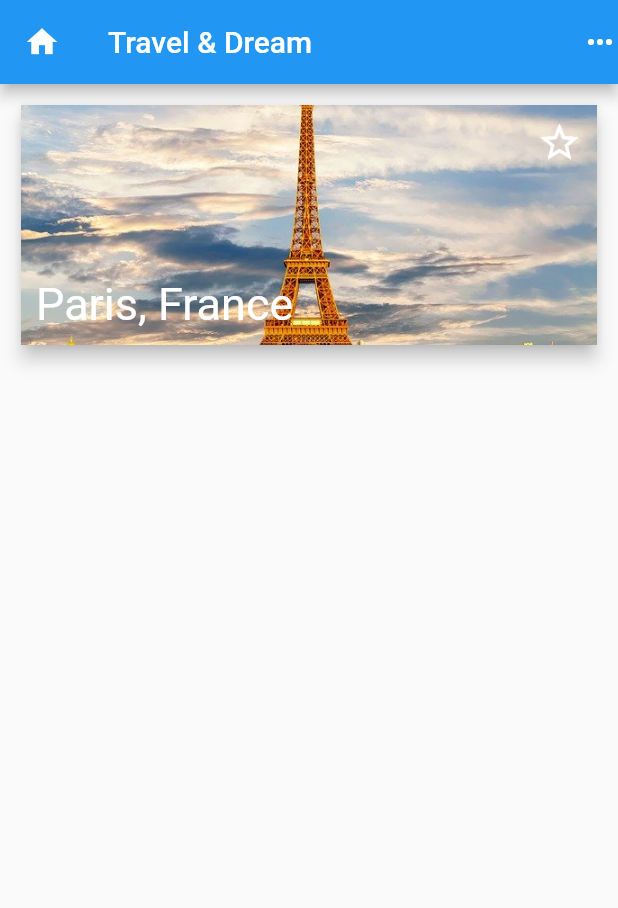
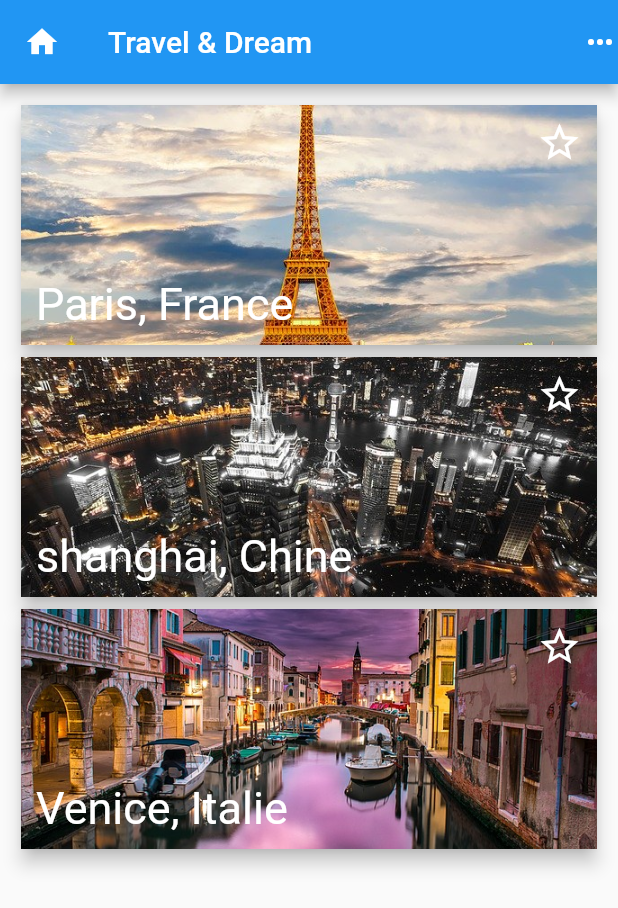
Before and after one commit to bleaz01/agence_de_voyage, a Flutter app: the screen it shows after launch, on a phone screen of 412 x 824 dp. Shown: the top 908 px of the screen. Run offline on Flutter 3.47's test engine with Material 2 defaults, Android fonts, the phone set to English and light mode, and no system bars.

Commit message:
create function for choise the city

```diff
--- a/agences_voyage/lib/Home.dart
+++ b/agences_voyage/lib/Home.dart
@@ -3,7 +3,54 @@ import 'package:flutter/material.dart';
 
 import 'city_card.dart';
 
-class Home extends StatelessWidget {
+class Home extends StatefulWidget {
+  //--------------------------------------------//
+  //  Datas non modifiable car widget sans étas //
+  //--------------------------------------------//
+
+  // statefultwidget nous permet de rebuilt la class enfant _HomeState
+  @override
+  _HomeState createState() {
+    //createState permet la creation de la class _HomeState mais aussi le rebuild de cet class et cest widget
+    return _HomeState();
+  }
+}
+
+class _HomeState extends State<Home> {
+  // _HomeState herite de la class Home donc doit etre typé = <Home>
+  // le _ suive du nom de la class nous permet de la rente privé car cet classe dois etre utilisé que dans ce fichier.
+
+  //---------------------------//
+  //    Datas modifiable       //
+  //---------------------------//
+
+  List cities = [
+    {
+      'name': 'Paris, France',
+      'image': 'assets/images/paris.jpg',
+      'checked': false
+    },
+    {
+      'name': 'shanghai, Chine',
+      'image': 'assets/images/shanghai.jpg',
+      'checked': false
+    },
+    {
+      'name': 'Venice, Italie',
+      'image': 'assets/images/venice.jpg',
+      'checked': false
+    },
+  ];
+
+  void switchCheck(city) {
+    int index = cities.indexOf(city);
+    setState(() {
+      // le setState permets de dire que le state a etais modifier
+      cities[index]['checked'] = !cities[index]
+          ['checked']; // ! lors d'un boolean veut dire son contraire
+    });
+  }
+
   @override
   Widget build(BuildContext context) {
     return Scaffold(
@@ -13,10 +60,23 @@ class Home extends StatelessWidget {
         actions: <Widget>[Icon(Icons.more_horiz)],
       ),
       body: Container(
+        //widget sans étas
         padding: EdgeInsets.all(10.00),
         child: Column(
           crossAxisAlignment: CrossAxisAlignment.stretch,
-          children: <Widget>[CartCity()],
+          children: <Widget>[
+            ...cities.map((city) {
+              // l'operateur spread = (...) permet de déstructuré notre liste pour pouvoir iteré sur les items
+              return CartCity(
+                  name: city['name'],
+                  image: city['image'],
+                  checked: city['checked'],
+                  updateChecked: () {
+                    //updateCheck est une proptité (function) de la class CarCity
+                    switchCheck(city);
+                  });
+            }),
+          ],
         ),
       ),
     );
--- a/agences_voyage/lib/city_card.dart
+++ b/agences_voyage/lib/city_card.dart
@@ -1,6 +1,13 @@
 import 'package:flutter/material.dart';
 
 class CartCity extends StatelessWidget {
+  final String name;
+  final String image;
+  final bool checked;
+  final Function updateChecked;
+
+  CartCity({this.name, this.image, this.checked, this.updateChecked});
+
   @override
   Widget build(BuildContext context) {
     return Card(
@@ -10,7 +17,13 @@ class CartCity extends StatelessWidget {
         child: Stack(
           fit: StackFit.expand,
           children: <Widget>[
-            Image.asset('assets/images/paris.jpg', fit: BoxFit.cover),
+            Ink.image(
+              fit: BoxFit.cover,
+              image: AssetImage(
+                image,
+              ),
+              child: InkWell(onTap: updateChecked),
+            ),
             Padding(
               padding: EdgeInsets.all(10.00),
               child: Column(
@@ -20,13 +33,14 @@ class CartCity extends StatelessWidget {
                       mainAxisAlignment: MainAxisAlignment.end,
                       crossAxisAlignment: CrossAxisAlignment.start,
                       children: <Widget>[
-                        Icon(Icons.star_border, size: 30, color: Colors.white),
+                        Icon(checked == true ? Icons.star : Icons.star_border,
+                            size: 30, color: Colors.white),
                       ],
                     ),
                   ),
                   Row(
                     children: <Widget>[
-                      Text('Paris, France',
+                      Text(name,
                           style:
                               TextStyle(color: Colors.white, fontSize: 30.00))
                     ],
```
